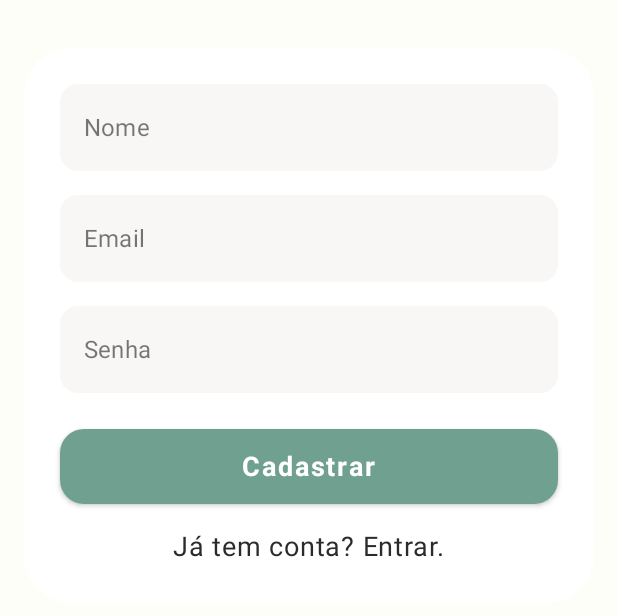
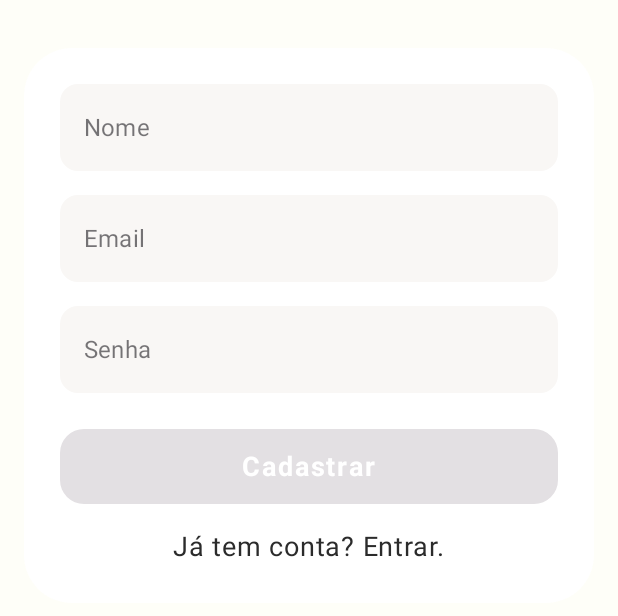
Before and after one commit to silva021/Ta_na_lista, an Android app built with Jetpack Compose: the LoginScreen screen opened through its navigation route, after a tap on "Não tem conta? Cadastre-se", on a phone screen of 412 x 824 dp, the part 129-745 px from its top. Run offline under Robolectric (Android 15) with nearby library versions, the phone set to English and light mode, and no system bars; our stand-ins replace Firebase (no records; nobody signed in at launch, a user with empty details on screens opened directly).

Commit message:
feat: create feedback screens (loading, success, error)

```diff
--- a/app/src/main/java/com/silva021/tanalista/MainActivity.kt
+++ b/app/src/main/java/com/silva021/tanalista/MainActivity.kt
@@ -34,8 +34,7 @@ class MainActivity : ComponentActivity() {
         super.onCreate(savedInstanceState)
         enableEdgeToEdge()
         setContent {
-            val startDestination = Routes.MyListsScreen.route
-//            val startDestination = Routes.WelcomeScreen.route
+            val startDestination = Routes.WelcomeScreen.route
             navController = rememberNavController()
 
             TaNaListaTheme {
@@ -48,18 +47,13 @@ class MainActivity : ComponentActivity() {
                                 navigateToRegisterScreen = {
                                     Routes.RegisterScreen.navigateToRegisterScreen(navController)
                                 }, isLoggedListener = {
-//                                    if (BuildConfig.FLAVOR == "admin") {
-//                                        Routes.AdminScreen.navigateToAdminScreen(navController)
-//                                    } else {
-//                                        Routes.StageSelector.navigateToStageSelectorScreen(navController)
-//                                    }/
+                                    Routes.MyListsScreen.navigateToList(navController)
                                 }, navigateToForgotPasswordScreen = {
                                     Routes.ForgotPasswordScreen.navigateToForgotPasswordScreen(
                                         navController
                                     )
-                                }, navigateToMyListsScreen = {
-                                    Routes.LoginScreen.navigateToList(navController)
-                                })
+                                }
+                            )
                         }
                         composable(Routes.RegisterScreen.route) {
                             RegisterScreen(
--- a/app/src/main/java/com/silva021/tanalista/ui/components/CustomButton.kt
+++ b/app/src/main/java/com/silva021/tanalista/ui/components/CustomButton.kt
@@ -1,8 +1,10 @@
 package com.silva021.tanalista.ui.components
 
 import androidx.compose.foundation.layout.fillMaxWidth
+import androidx.compose.foundation.layout.height
 import androidx.compose.foundation.shape.RoundedCornerShape
 import androidx.compose.material.Button
+import androidx.compose.material.ButtonDefaults
 import androidx.compose.material.MaterialTheme
 import androidx.compose.material.Text
 import androidx.compose.runtime.Composable
@@ -10,8 +12,10 @@ import androidx.compose.ui.Modifier
 import androidx.compose.ui.graphics.Color
 import androidx.compose.ui.text.font.FontWeight
 import androidx.compose.ui.tooling.preview.Preview
+import androidx.compose.ui.unit.dp
 import androidx.compose.ui.unit.sp
 import com.silva021.tanalista.ui.components.model.ButtonModel
+import com.silva021.tanalista.ui.theme.Palette.buttonColor
 import com.silva021.tanalista.ui.theme.getButtonsColors
 
 @Composable
@@ -21,15 +25,18 @@ fun CustomButton(
 ) {
     Button(
         onClick = model.onClick,
-        modifier = modifier,
+        modifier = modifier
+            .height(50.dp),
         enabled = model.enabled,
-        shape = RoundedCornerShape(20),
-        colors = getButtonsColors()
+        shape = RoundedCornerShape(16.dp),
+        colors = ButtonDefaults.buttonColors(
+            backgroundColor = buttonColor
+        )
     ) {
         Text(
             text = model.label,
             color = Color.White,
-            fontSize = 16.sp,
+            fontSize = 18.sp,
             fontWeight = FontWeight.Bold,
             style = MaterialTheme.typography.button
         )
--- a/app/src/main/java/com/silva021/tanalista/ui/screen/login/LoginContent.kt
+++ b/app/src/main/java/com/silva021/tanalista/ui/screen/login/LoginContent.kt
@@ -39,6 +39,9 @@ import androidx.compose.ui.tooling.preview.Preview
 import androidx.compose.ui.unit.dp
 import androidx.compose.ui.unit.sp
 import com.silva021.tanalista.R
+import com.silva021.tanalista.ui.components.CustomButton
+import com.silva021.tanalista.ui.components.model.ButtonModel
+import com.silva021.tanalista.ui.theme.Palette.Black
 import com.silva021.tanalista.util.ThemedScreen
 import com.silva021.tanalista.ui.theme.Palette.backgroundColor
 import com.silva021.tanalista.ui.theme.Palette.buttonColor
@@ -124,18 +127,12 @@ fun LoginContent(
                 singleLine = true
             )
 
-            Button(
-                onClick = onLoginClick,
-                modifier = Modifier
-                    .fillMaxWidth()
-                    .height(50.dp),
-                shape = RoundedCornerShape(16.dp),
-                colors = ButtonDefaults.buttonColors(
-                    backgroundColor = buttonColor
+            CustomButton(
+                model = ButtonModel(
+                    label = stringResource(R.string.action_login),
+                    onClick = onLoginClick,
                 )
-            ) {
-                Text(stringResource(R.string.action_login), fontSize = 18.sp, fontWeight = FontWeight.Bold, color = Color.White)
-            }
+            )
 
             Spacer(modifier = Modifier.height(16.dp))
 
@@ -167,7 +164,7 @@ fun LoginContent(
                     modifier = Modifier.size(20.dp)
                 )
                 Spacer(modifier = Modifier.width(8.dp))
-                Text(stringResource(R.string.action_google_login))
+                Text(stringResource(R.string.action_google_login), color = Black)
             }
 
             Spacer(modifier = Modifier.height(24.dp))
--- a/app/src/main/java/com/silva021/tanalista/ui/screen/login/LoginScreen.kt
+++ b/app/src/main/java/com/silva021/tanalista/ui/screen/login/LoginScreen.kt
@@ -14,7 +14,6 @@ fun LoginScreen(
     isLoggedListener: () -> Unit,
     navigateToRegisterScreen: () -> Unit,
     navigateToForgotPasswordScreen: () -> Unit,
-    navigateToMyListsScreen: () -> Unit,
 ) {
     val state by viewModel.state.collectAsState()
 
@@ -22,7 +21,7 @@ fun LoginScreen(
         when (val newState = state) {
             is LoginScreenState.Success -> {
                 LoginContent(
-                    onLoginClick = navigateToMyListsScreen,
+                    onLoginClick = isLoggedListener,
                     onRegisterClick = navigateToRegisterScreen,
                     onGoogleLoginClick = {},
                     onForgotPasswordClick = {}
--- a/app/src/main/java/com/silva021/tanalista/ui/screen/loading/LoadingScreen.kt
+++ b/app/src/main/java/com/silva021/tanalista/ui/screen/presentation/LoadingScreen.kt
@@ -1,4 +1,4 @@
-package com.silva021.tanalista.ui.screen.loading
+package com.silva021.tanalista.ui.screen.presentation
 
 import androidx.compose.foundation.background
 import androidx.compose.foundation.layout.Box
@@ -7,13 +7,11 @@ import androidx.compose.foundation.layout.Spacer
 import androidx.compose.foundation.layout.fillMaxSize
 import androidx.compose.foundation.layout.height
 import androidx.compose.material.CircularProgressIndicator
-import androidx.compose.material.MaterialTheme
 import androidx.compose.material.Text
 import androidx.compose.runtime.Composable
 import androidx.compose.ui.Alignment
 import androidx.compose.ui.Modifier
 import androidx.compose.ui.graphics.Color
-import androidx.compose.ui.text.font.Font
 import androidx.compose.ui.text.font.FontWeight
 import androidx.compose.ui.tooling.preview.Preview
 import androidx.compose.ui.unit.dp
--- a/app/src/main/java/com/silva021/tanalista/ui/screen/register/RegisterContent.kt
+++ b/app/src/main/java/com/silva021/tanalista/ui/screen/register/RegisterContent.kt
@@ -37,6 +37,8 @@ import androidx.compose.ui.tooling.preview.Preview
 import androidx.compose.ui.unit.dp
 import androidx.compose.ui.unit.sp
 import com.silva021.tanalista.R
+import com.silva021.tanalista.ui.components.CustomButton
+import com.silva021.tanalista.ui.components.model.ButtonModel
 import com.silva021.tanalista.util.ThemedScreen
 import com.silva021.tanalista.ui.theme.Palette.backgroundColor
 import com.silva021.tanalista.ui.theme.Palette.buttonColor
@@ -140,18 +142,13 @@ fun RegisterContent(
                 singleLine = true
             )
 
-            Button(
-                onClick = onRegisterClick,
-                modifier = Modifier
-                    .fillMaxWidth()
-                    .height(50.dp),
-                shape = RoundedCornerShape(16.dp),
-                colors = ButtonDefaults.buttonColors(
-                    backgroundColor = buttonColor
+            CustomButton(
+                ButtonModel(
+                    label = stringResource(R.string.action_register),
+                    onClick = onRegisterClick,
+                    enabled = email.isNotBlank() && password.isNotBlank() && name.isNotBlank()
                 )
-            ) {
-                Text(stringResource(R.string.action_register), fontSize = 18.sp, fontWeight = FontWeight.Bold, color = Color.White)
-            }
+            )
 
             Spacer(modifier = Modifier.height(16.dp))
 
--- a/app/src/main/java/com/silva021/tanalista/ui/screen/shopping/add/shopping/AddShoppingItemScreen.kt
+++ b/app/src/main/java/com/silva021/tanalista/ui/screen/shopping/add/shopping/AddShoppingItemScreen.kt
@@ -1,6 +1,5 @@
 package com.silva021.tanalista.ui.screen.shopping.add.shopping
 
-import androidx.compose.material.CircularProgressIndicator
 import androidx.compose.material.Snackbar
 import androidx.compose.material.Text
 import androidx.compose.runtime.Composable
@@ -8,7 +7,7 @@ import androidx.compose.runtime.LaunchedEffect
 import androidx.compose.runtime.collectAsState
 import androidx.compose.runtime.getValue
 import com.silva021.tanalista.domain.model.ShoppingItem
-import com.silva021.tanalista.ui.screen.loading.LoadingScreen
+import com.silva021.tanalista.ui.screen.presentation.LoadingScreen
 import org.koin.androidx.compose.koinViewModel
 
 @Composable
--- a/app/src/main/java/com/silva021/tanalista/ui/screen/shopping/mylist/ShoppingListsScreen.kt
+++ b/app/src/main/java/com/silva021/tanalista/ui/screen/shopping/mylist/ShoppingListsScreen.kt
@@ -1,12 +1,11 @@
 package com.silva021.tanalista.ui.screen.shopping.mylist
 
-import androidx.compose.material.CircularProgressIndicator
 import androidx.compose.material.Text
 import androidx.compose.runtime.Composable
 import androidx.compose.runtime.collectAsState
 import androidx.compose.runtime.getValue
 import com.silva021.tanalista.domain.model.ShoppingList
-import com.silva021.tanalista.ui.screen.loading.LoadingScreen
+import com.silva021.tanalista.ui.screen.presentation.LoadingScreen
 import org.koin.androidx.compose.koinViewModel
 
 @Composable
--- a/app/src/main/java/com/silva021/tanalista/ui/screen/shopping/stock/ProductStockListScreen.kt
+++ b/app/src/main/java/com/silva021/tanalista/ui/screen/shopping/stock/ProductStockListScreen.kt
@@ -1,13 +1,12 @@
 package com.silva021.tanalista.ui.screen.shopping.stock
 
-import androidx.compose.material.CircularProgressIndicator
 import androidx.compose.material.Text
 import androidx.compose.runtime.Composable
 import androidx.compose.runtime.LaunchedEffect
 import androidx.compose.runtime.collectAsState
 import androidx.compose.runtime.getValue
 import com.silva021.tanalista.domain.model.ShoppingItem
-import com.silva021.tanalista.ui.screen.loading.LoadingScreen
+import com.silva021.tanalista.ui.screen.presentation.LoadingScreen
 import org.koin.androidx.compose.koinViewModel
 
 @Composable
--- a/app/src/main/res/values/strings.xml
+++ b/app/src/main/res/values/strings.xml
@@ -6,7 +6,7 @@
     <string name="placeholder_password">Senha</string>
     <string name="action_register">Cadastrar</string>
     <string name="text_already_account">Já tem conta? Entrar.</string>
-    <string name="action_login">Login</string>
+    <string name="action_login">Entrar</string>
     <string name="text_forgot_password">Esqueci minha senha</string>
     <string name="action_google_login">Entrar com Google</string>
     <string name="text_no_account">Não tem conta? Cadastre-se</string>
```
Also changed, not shown: app/src/main/java/com/silva021/tanalista/ui/routes/Routes.kt (+4 -4 lines), app/src/main/java/com/silva021/tanalista/ui/screen/forgotpassword/ForgotPasswordScreen.kt (+18 -16 lines), app/src/main/java/com/silva021/tanalista/ui/screen/presentation/ErrorScreen.kt (added, +108 -0 lines), app/src/main/java/com/silva021/tanalista/ui/screen/presentation/SuccessScreen.kt (added, +108 -0 lines), app/src/main/java/com/silva021/tanalista/ui/screen/shopping/add/list/CreateListsScreen.kt (+1 -7 lines), app/src/main/java/com/silva021/tanalista/ui/screen/welcome/WelcomeContent.kt (+7 -16 lines), app/src/main/java/com/silva021/tanalista/util/AppExtension.kt (+33 -0 lines).
